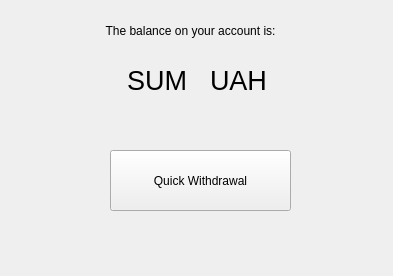
Above: client/client/gui/widgets/balancewidget.ui from eugeniashurko/ATM before the change. Below: the same form after it.
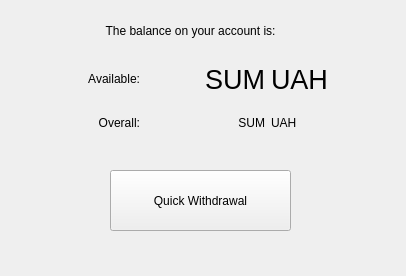
That is the form after the change.

Commit message: Auth and Balance Requests added

The edit to the form file:
```diff
--- a/client/client/gui/widgets/balancewidget.ui
+++ b/client/client/gui/widgets/balancewidget.ui
@@ -6,7 +6,7 @@
    <rect>
     <x>0</x>
     <y>0</y>
-    <width>393</width>
+    <width>406</width>
     <height>276</height>
    </rect>
   </property>
@@ -29,46 +29,11 @@
     <set>Qt::AlignCenter</set>
    </property>
   </widget>
-  <widget class="QLabel" name="sumOnBalanceLabel">
-   <property name="geometry">
-    <rect>
-     <x>36</x>
-     <y>50</y>
-     <width>151</width>
-     <height>61</height>
-    </rect>
-   </property>
-   <property name="styleSheet">
-    <string notr="true">#sumOnBalanceLabel { font-size: 20pt; }</string>
-   </property>
-   <property name="text">
-    <string>SUM</string>
-   </property>
-   <property name="alignment">
-    <set>Qt::AlignRight|Qt::AlignTrailing|Qt::AlignVCenter</set>
-   </property>
-  </widget>
-  <widget class="QLabel" name="currencyLabel">
-   <property name="geometry">
-    <rect>
-     <x>210</x>
-     <y>50</y>
-     <width>121</width>
-     <height>61</height>
-    </rect>
-   </property>
-   <property name="styleSheet">
-    <string notr="true">#currencyLabel { font-size: 20pt; }</string>
-   </property>
-   <property name="text">
-    <string>UAH</string>
-   </property>
-  </widget>
   <widget class="QPushButton" name="quickWithdrawalButton">
    <property name="geometry">
     <rect>
      <x>110</x>
-     <y>150</y>
+     <y>170</y>
      <width>181</width>
      <height>61</height>
     </rect>
@@ -77,6 +42,87 @@
     <string>Quick Withdrawal</string>
    </property>
   </widget>
+  <widget class="QWidget" name="gridLayoutWidget">
+   <property name="geometry">
+    <rect>
+     <x>20</x>
+     <y>60</y>
+     <width>371</width>
+     <height>81</height>
+    </rect>
+   </property>
+   <layout class="QGridLayout" name="gridLayout_2">
+    <item row="0" column="2">
+     <widget class="QLabel" name="currencyLabel">
+      <property name="styleSheet">
+       <string notr="true">#currencyLabel { font-size: 20pt; }</string>
+      </property>
+      <property name="text">
+       <string>UAH</string>
+      </property>
+     </widget>
+    </item>
+    <item row="1" column="0">
+     <widget class="QLabel" name="label_2">
+      <property name="text">
+       <string>Overall:</string>
+      </property>
+      <property name="alignment">
+       <set>Qt::AlignRight|Qt::AlignTrailing|Qt::AlignVCenter</set>
+      </property>
+     </widget>
+    </item>
+    <item row="0" column="0">
+     <widget class="QLabel" name="label">
+      <property name="text">
+       <string>Available:</string>
+      </property>
+      <property name="alignment">
+       <set>Qt::AlignRight|Qt::AlignTrailing|Qt::AlignVCenter</set>
+      </property>
+     </widget>
+    </item>
+    <item row="1" column="1">
+     <widget class="QLabel" name="overallLabel">
+      <property name="styleSheet">
+       <string notr="true">#sumOnBalanceLabel { font-size: 20pt; }</string>
+      </property>
+      <property name="text">
+       <string>SUM</string>
+      </property>
+      <property name="alignment">
+       <set>Qt::AlignRight|Qt::AlignTrailing|Qt::AlignVCenter</set>
+      </property>
+     </widget>
+    </item>
+    <item row="0" column="1">
+     <widget class="QLabel" name="availableLabel">
+      <property name="styleSheet">
+       <string notr="true">#availableLabel { font-size: 20pt; }</string>
+      </property>
+      <property name="text">
+       <string>SUM</string>
+      </property>
+      <property name="alignment">
+       <set>Qt::AlignRight|Qt::AlignTrailing|Qt::AlignVCenter</set>
+      </property>
+     </widget>
+    </item>
+    <item row="1" column="2">
+     <widget class="QLabel" name="currencyLabel2">
+      <property name="styleSheet">
+       <string notr="true">#sumOnBalanceLabel { font-size: 20pt; }</string>
+      </property>
+      <property name="text">
+       <string>UAH</string>
+      </property>
+      <property name="alignment">
+       <set>Qt::AlignLeading|Qt::AlignLeft|Qt::AlignVCenter</set>
+      </property>
+     </widget>
+    </item>
+   </layout>
+  </widget>
  </widget>
  <resources/>
  <connections/>
```
The commit also changes 24 other files.
